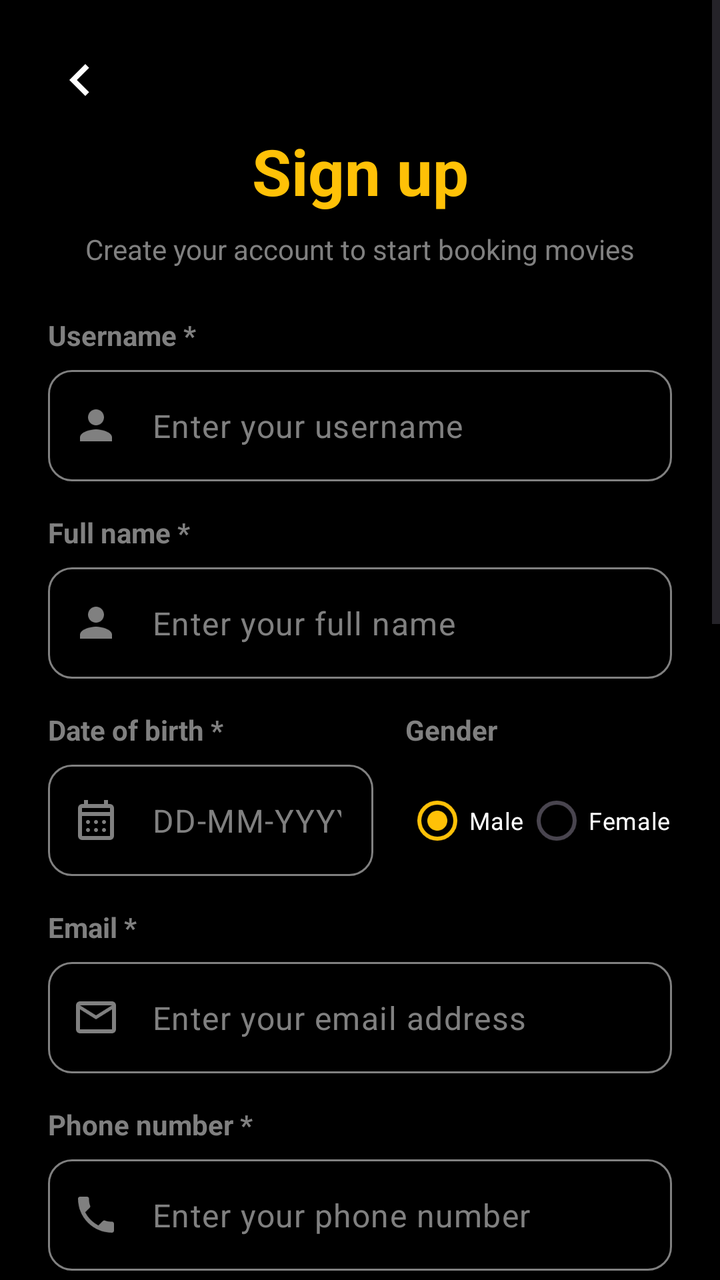
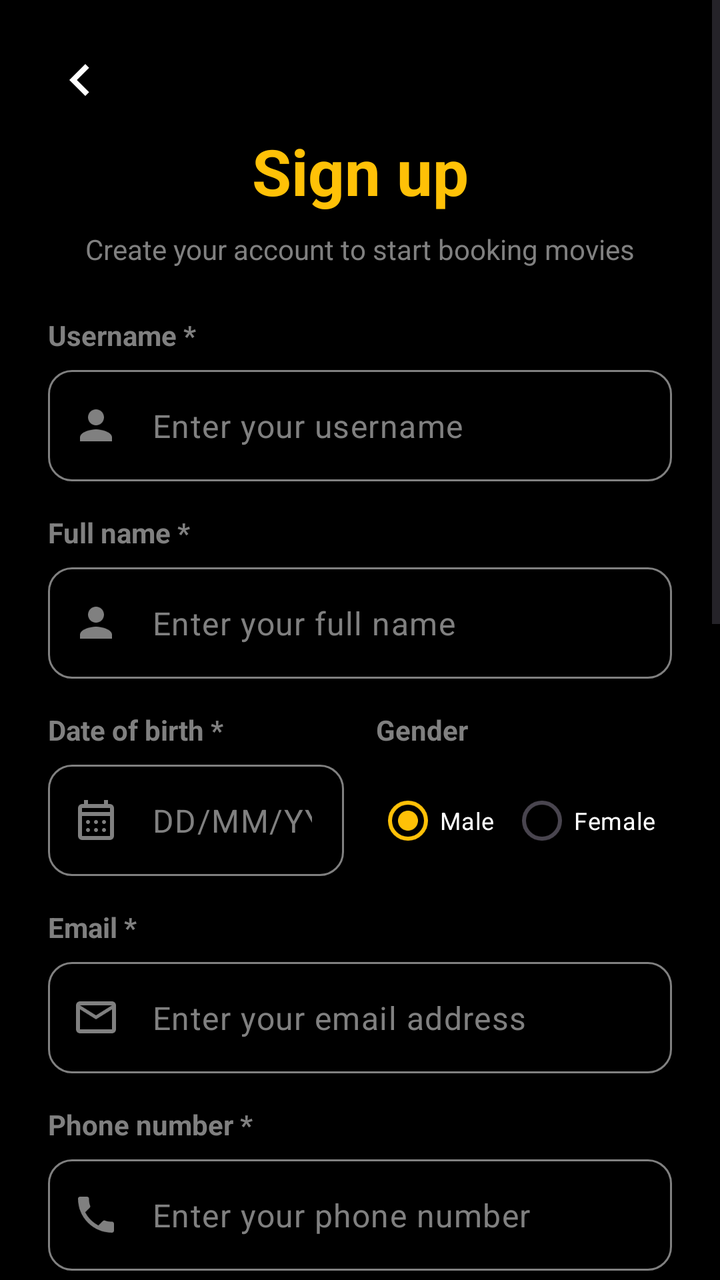

Before-and-after screenshots of an Android layout around one commit, followed by the original layout XML and the change that was made.
<!-- AndroidManifest.xml: activity theme Theme.Moviebookingapp -->
<!-- res/layout/activity_register.xml -->
<?xml version="1.0" encoding="utf-8"?>
<FrameLayout xmlns:android="http://schemas.android.com/apk/res/android"
    xmlns:app="http://schemas.android.com/apk/res-auto"
    xmlns:tools="http://schemas.android.com/tools"
    android:layout_width="match_parent"
    android:layout_height="match_parent"
    tools:context=".view.activity.RegisterActivity">

    <ScrollView
        android:layout_width="match_parent"
        android:layout_height="match_parent"
        android:background="#000000"
        android:fillViewport="true">


        <androidx.constraintlayout.widget.ConstraintLayout
            android:layout_width="match_parent"
            android:layout_height="wrap_content"
            android:padding="24dp">

            
            <ImageView
                android:id="@+id/ivBack"
                android:layout_width="32dp"
                android:layout_height="32dp"
                android:src="@drawable/ic_chevron_right"
                android:rotation="180"
                app:tint="#FFFFFF"
                android:background="?attr/selectableItemBackgroundBorderless"
                android:clickable="true"
                android:focusable="true"
                app:layout_constraintTop_toTopOf="parent"
                app:layout_constraintStart_toStartOf="parent" />

            
            <TextView
                android:id="@+id/tvRegisterTitle"
                android:layout_width="wrap_content"
                android:layout_height="wrap_content"
                android:text="@string/sign_up"
                android:textColor="#FFC107"
                android:textSize="32sp"
                android:textStyle="bold"
                android:layout_marginTop="8dp"
                app:layout_constraintTop_toBottomOf="@id/ivBack"
                app:layout_constraintStart_toStartOf="parent"
                app:layout_constraintEnd_toEndOf="parent" />

            <TextView
                android:id="@+id/tvRegisterSubtitle"
                android:layout_width="wrap_content"
                android:layout_height="wrap_content"
                android:text="@string/register_subtitle"
                android:textColor="#808080"
                android:textSize="14sp"
                android:layout_marginTop="8dp"
                app:layout_constraintTop_toBottomOf="@id/tvRegisterTitle"
                app:layout_constraintStart_toStartOf="parent"
                app:layout_constraintEnd_toEndOf="parent" />

            
            <TextView
                android:id="@+id/tvUsernameRegLabel"
                android:layout_width="wrap_content"
                android:layout_height="wrap_content"
                android:text="@string/username_reg_label"
                android:textColor="#808080"
                android:textStyle="bold"
                android:layout_marginTop="24dp"
                app:layout_constraintTop_toBottomOf="@id/tvRegisterSubtitle"
                app:layout_constraintStart_toStartOf="parent" />

            <com.google.android.material.textfield.TextInputLayout
                android:id="@+id/tilUsernameReg"
                style="@style/Widget.Material3.TextInputLayout.OutlinedBox"
                android:layout_width="0dp"
                android:layout_height="wrap_content"
                android:layout_marginTop="8dp"
                app:boxStrokeColor="@color/text_input_stroke"
                app:boxStrokeWidth="1dp"
                app:boxStrokeWidthFocused="2dp"
                app:boxCornerRadiusTopStart="12dp"
                app:boxCornerRadiusTopEnd="12dp"
                app:boxCornerRadiusBottomStart="12dp"
                app:boxCornerRadiusBottomEnd="12dp"
                app:boxBackgroundMode="outline"
                app:hintEnabled="false"
                app:startIconDrawable="@drawable/ic_profile"
                app:startIconTint="#808080"
                app:layout_constraintTop_toBottomOf="@id/tvUsernameRegLabel"
                app:layout_constraintStart_toStartOf="parent"
                app:layout_constraintEnd_toEndOf="parent">

                <com.google.android.material.textfield.TextInputEditText
                    android:id="@+id/edtUsername"
                    android:layout_width="match_parent"
                    android:layout_height="wrap_content"
                    android:hint="@string/username_reg_hint"
                    android:textColorHint="#808080"
                    android:textColor="#FFFFFF"
                    android:inputType="textPersonName" />
            </com.google.android.material.textfield.TextInputLayout>

            
            <TextView
                android:id="@+id/tvFullNameLabel"
                android:layout_width="wrap_content"
                android:layout_height="wrap_content"
                android:text="@string/full_name_label"
                android:textColor="#808080"
                android:textStyle="bold"
                android:layout_marginTop="16dp"
                app:layout_constraintTop_toBottomOf="@id/tilUsernameReg"
                app:layout_constraintStart_toStartOf="parent" />

            <com.google.android.material.textfield.TextInputLayout
                android:id="@+id/tilFullName"
                style="@style/Widget.Material3.TextInputLayout.OutlinedBox"
                android:layout_width="0dp"
                android:layout_height="wrap_content"
                android:layout_marginTop="8dp"
                app:boxStrokeColor="@color/text_input_stroke"
                app:boxStrokeWidth="1dp"
                app:boxStrokeWidthFocused="2dp"
                app:boxCornerRadiusTopStart="12dp"
                app:boxCornerRadiusTopEnd="12dp"
                app:boxCornerRadiusBottomStart="12dp"
                app:boxCornerRadiusBottomEnd="12dp"
                app:boxBackgroundMode="outline"
                app:hintEnabled="false"
                app:startIconDrawable="@drawable/ic_profile"
                app:startIconTint="#808080"
                app:layout_constraintTop_toBottomOf="@id/tvFullNameLabel"
                app:layout_constraintStart_toStartOf="parent"
                app:layout_constraintEnd_toEndOf="parent">

                <com.google.android.material.textfield.TextInputEditText
                    android:id="@+id/edtFullName"
                    android:layout_width="match_parent"
                    android:layout_height="wrap_content"
                    android:hint="@string/full_name_hint"
                    android:textColorHint="#808080"
                    android:textColor="#FFFFFF"
                    android:inputType="textPersonName" />
            </com.google.android.material.textfield.TextInputLayout>

            
            <androidx.constraintlayout.widget.ConstraintLayout
                android:id="@+id/clDobGender"
                android:layout_width="0dp"
                android:layout_height="wrap_content"
                android:layout_marginTop="16dp"
                app:layout_constraintTop_toBottomOf="@id/tilFullName"
                app:layout_constraintStart_toStartOf="parent"
                app:layout_constraintEnd_toEndOf="parent">

                <TextView
                    android:id="@+id/tvDobLabel"
                    android:layout_width="wrap_content"
                    android:layout_height="wrap_content"
                    android:text="@string/dob_label"
                    android:textColor="#808080"
                    android:textStyle="bold"
                    app:layout_constraintTop_toTopOf="parent"
                    app:layout_constraintStart_toStartOf="parent" />

                <com.google.android.material.textfield.TextInputLayout
                    android:id="@+id/tilDob"
                    style="@style/Widget.Material3.TextInputLayout.OutlinedBox"
                    android:layout_width="0dp"
                    android:layout_height="wrap_content"
                    android:layout_marginTop="8dp"
                    android:layout_marginEnd="8dp"
                    app:boxStrokeColor="@color/text_input_stroke"
                    app:boxStrokeWidth="1dp"
                    app:boxStrokeWidthFocused="2dp"
                    app:boxCornerRadiusTopStart="12dp"
                    app:boxCornerRadiusTopEnd="12dp"
                    app:boxCornerRadiusBottomStart="12dp"
                    app:boxCornerRadiusBottomEnd="12dp"
                    app:boxBackgroundMode="outline"
                    app:hintEnabled="false"
                    app:startIconDrawable="@drawable/ic_calendar_month_24"
                    app:startIconTint="#808080"
                    app:layout_constraintTop_toBottomOf="@id/tvDobLabel"
                    app:layout_constraintStart_toStartOf="parent"
                    app:layout_constraintEnd_toStartOf="@id/rgGender"
                    app:layout_constraintHorizontal_weight="1.1">

                    <com.google.android.material.textfield.TextInputEditText
                        android:id="@+id/edtDob"
                        android:layout_width="match_parent"
                        android:layout_height="wrap_content"
                        android:hint="DD-MM-YYYY"
                        android:textColorHint="#808080"
                        android:textColor="#FFFFFF"
                        android:clickable="true"
                        android:focusable="true"
                        android:focusableInTouchMode="true"
                        android:cursorVisible="true"
                        android:inputType="text"
                        android:ellipsize="end"
                        android:singleLine="true" />
                </com.google.android.material.textfield.TextInputLayout>

                <TextView
                    android:id="@+id/tvGenderLabel"
                    android:layout_width="wrap_content"
                    android:layout_height="wrap_content"
                    android:text="@string/gender_label"
                    android:textColor="#808080"
                    android:textStyle="bold"
                    app:layout_constraintTop_toTopOf="parent"
                    app:layout_constraintStart_toStartOf="@id/rgGender" />

                <RadioGroup
                    android:id="@+id/rgGender"
                    android:layout_width="0dp"
                    android:layout_height="wrap_content"
                    android:orientation="horizontal"
                    android:layout_marginStart="8dp"
                    app:layout_constraintTop_toTopOf="@id/tilDob"
                    app:layout_constraintBottom_toBottomOf="@id/tilDob"
                    app:layout_constraintStart_toEndOf="@id/tilDob"
                    app:layout_constraintEnd_toEndOf="parent"
                    app:layout_constraintHorizontal_weight="0.9">

                    <RadioButton
                        android:id="@+id/rbMale"
                        android:layout_width="wrap_content"
                        android:layout_height="wrap_content"
                        android:layout_weight="1"
                        android:buttonTint="#FFC107"
                        android:checked="true"
                        android:text="@string/male"
                        android:textColor="#FFFFFF"
                        android:textSize="12sp" />

                    <RadioButton
                        android:id="@+id/rbFemale"
                        android:layout_width="wrap_content"
                        android:layout_height="wrap_content"
                        android:layout_weight="1"
                        android:text="@string/female"
                        android:textSize="12sp"
                        android:textColor="#FFFFFF"
                        android:buttonTint="#FFC107" />
                </RadioGroup>
            </androidx.constraintlayout.widget.ConstraintLayout>

            
            <TextView
                android:id="@+id/tvEmailLabel"
                android:layout_width="wrap_content"
                android:layout_height="wrap_content"
                android:text="@string/email_label"
                android:textColor="#808080"
                android:textStyle="bold"
                android:layout_marginTop="16dp"
                app:layout_constraintTop_toBottomOf="@id/clDobGender"
                app:layout_constraintStart_toStartOf="parent" />

            <com.google.android.material.textfield.TextInputLayout
                android:id="@+id/tilEmail"
                style="@style/Widget.Material3.TextInputLayout.OutlinedBox"
                android:layout_width="0dp"
                android:layout_height="wrap_content"
                android:layout_marginTop="8dp"
                app:boxStrokeColor="@color/text_input_stroke"
                app:boxStrokeWidth="1dp"
                app:boxStrokeWidthFocused="2dp"
                app:boxCornerRadiusTopStart="12dp"
                app:boxCornerRadiusTopEnd="12dp"
                app:boxCornerRadiusBottomStart="12dp"
                app:boxCornerRadiusBottomEnd="12dp"
                app:boxBackgroundMode="outline"
                app:hintEnabled="false"
                app:startIconDrawable="@drawable/ic_email"
                app:startIconTint="#808080"
                app:layout_constraintTop_toBottomOf="@id/tvEmailLabel"
                app:layout_constraintStart_toStartOf="parent"
                app:layout_constraintEnd_toEndOf="parent">

                <com.google.android.material.textfield.TextInputEditText
                    android:id="@+id/edtEmail"
                    android:layout_width="match_parent"
                    android:layout_height="wrap_content"
                    android:hint="@string/email_hint"
                    android:textColorHint="#808080"
                    android:textColor="#FFFFFF"
                    android:inputType="textEmailAddress" />
            </com.google.android.material.textfield.TextInputLayout>

            
            <TextView
                android:id="@+id/tvPhoneLabel"
                android:layout_width="wrap_content"
                android:layout_height="wrap_content"
                android:text="@string/phone_label"
                android:textColor="#808080"
                android:textStyle="bold"
                android:layout_marginTop="16dp"
                app:layout_constraintTop_toBottomOf="@id/tilEmail"
                app:layout_constraintStart_toStartOf="parent" />

            <com.google.android.material.textfield.TextInputLayout
                android:id="@+id/tilPhone"
                style="@style/Widget.Material3.TextInputLayout.OutlinedBox"
                android:layout_width="0dp"
                android:layout_height="wrap_content"
                android:layout_marginTop="8dp"
                app:boxStrokeColor="@color/text_input_stroke"
                app:boxStrokeWidth="1dp"
                app:boxStrokeWidthFocused="2dp"
                app:boxCornerRadiusTopStart="12dp"
                app:boxCornerRadiusTopEnd="12dp"
                app:boxCornerRadiusBottomStart="12dp"
                app:boxCornerRadiusBottomEnd="12dp"
                app:boxBackgroundMode="outline"
                app:hintEnabled="false"
                app:startIconDrawable="@drawable/ic_phone"
                app:startIconTint="#808080"
                app:layout_constraintTop_toBottomOf="@id/tvPhoneLabel"
                app:layout_constraintStart_toStartOf="parent"
                app:layout_constraintEnd_toEndOf="parent">

                <com.google.android.material.textfield.TextInputEditText
                    android:id="@+id/edtPhone"
                    android:layout_width="match_parent"
                    android:layout_height="wrap_content"
                    android:hint="@string/phone_hint"
                    android:textColorHint="#808080"
                    android:textColor="#FFFFFF"
                    android:inputType="phone" />
            </com.google.android.material.textfield.TextInputLayout>

            
            <TextView
                android:id="@+id/tvIdCardLabel"
                android:layout_width="wrap_content"
                android:layout_height="wrap_content"
                android:text="@string/id_card_label"
                android:textColor="#808080"
                android:textStyle="bold"
                android:layout_marginTop="16dp"
                app:layout_constraintTop_toBottomOf="@id/tilPhone"
                app:layout_constraintStart_toStartOf="parent" />

            <com.google.android.material.textfield.TextInputLayout
                android:id="@+id/tilIdCard"
                style="@style/Widget.Material3.TextInputLayout.OutlinedBox"
                android:layout_width="0dp"
                android:layout_height="wrap_content"
                android:layout_marginTop="8dp"
                app:boxStrokeColor="@color/text_input_stroke"
                app:boxStrokeWidth="1dp"
                app:boxStrokeWidthFocused="2dp"
                app:boxCornerRadiusTopStart="12dp"
                app:boxCornerRadiusTopEnd="12dp"
                app:boxCornerRadiusBottomStart="12dp"
                app:boxCornerRadiusBottomEnd="12dp"
                app:boxBackgroundMode="outline"
                app:hintEnabled="false"
                app:startIconDrawable="@android:drawable/ic_menu_agenda"
                app:startIconTint="#808080"
                app:layout_constraintTop_toBottomOf="@id/tvIdCardLabel"
                app:layout_constraintStart_toStartOf="parent"
                app:layout_constraintEnd_toEndOf="parent">

                <com.google.android.material.textfield.TextInputEditText
                    android:id="@+id/edtIdCard"
                    android:layout_width="match_parent"
                    android:layout_height="wrap_content"
                    android:hint="@string/id_card_hint"
                    android:textColorHint="#808080"
                    android:textColor="#FFFFFF"
                    android:inputType="number" />
            </com.google.android.material.textfield.TextInputLayout>

            
            <TextView
                android:id="@+id/tvPasswordLabel"
                android:layout_width="wrap_content"
                android:layout_height="wrap_content"
                android:text="@string/password_label_required"
                android:textColor="#808080"
                android:textStyle="bold"
                android:layout_marginTop="16dp"
                app:layout_constraintTop_toBottomOf="@id/tilIdCard"
                app:layout_constraintStart_toStartOf="parent" />

            <com.google.android.material.textfield.TextInputLayout
                android:id="@+id/tilPassword"
                style="@style/Widget.Material3.TextInputLayout.OutlinedBox"
                android:layout_width="0dp"
                android:layout_height="wrap_content"
                android:layout_marginTop="8dp"
                app:boxStrokeColor="@color/text_input_stroke"
                app:boxStrokeWidth="1dp"
                app:boxStrokeWidthFocused="2dp"
                app:boxCornerRadiusTopStart="12dp"
                app:boxCornerRadiusTopEnd="12dp"
                app:boxCornerRadiusBottomStart="12dp"
                app:boxCornerRadiusBottomEnd="12dp"
                app:boxBackgroundMode="outline"
                app:hintEnabled="false"
                app:endIconMode="password_toggle"
                app:endIconTint="#808080"
                app:startIconDrawable="@android:drawable/ic_lock_idle_lock"
                app:startIconTint="#808080"
                app:layout_constraintTop_toBottomOf="@id/tvPasswordLabel"
                app:layout_constraintStart_toStartOf="parent"
                app:layout_constraintEnd_toEndOf="parent">

                <com.google.android.material.textfield.TextInputEditText
                    android:id="@+id/edtPassword"
                    android:layout_width="match_parent"
                    android:layout_height="wrap_content"
                    android:hint="@string/password_hint"
                    android:textColorHint="#808080"
                    android:textColor="#FFFFFF"
                    android:inputType="textPassword" />
            </com.google.android.material.textfield.TextInputLayout>

            
            <TextView
                android:id="@+id/tvConfirmPasswordLabel"
                android:layout_width="wrap_content"
                android:layout_height="wrap_content"
                android:text="@string/confirm_password_label"
                android:textColor="#808080"
                android:textStyle="bold"
                android:layout_marginTop="16dp"
                app:layout_constraintTop_toBottomOf="@id/tilPassword"
                app:layout_constraintStart_toStartOf="parent" />

            <com.google.android.material.textfield.TextInputLayout
                android:id="@+id/tilConfirmPassword"
                style="@style/Widget.Material3.TextInputLayout.OutlinedBox"
                android:layout_width="0dp"
                android:layout_height="wrap_content"
                android:layout_marginTop="8dp"
                app:boxStrokeColor="@color/text_input_stroke"
                app:boxStrokeWidth="1dp"
                app:boxStrokeWidthFocused="2dp"
                app:boxCornerRadiusTopStart="12dp"
                app:boxCornerRadiusTopEnd="12dp"
                app:boxCornerRadiusBottomStart="12dp"
                app:boxCornerRadiusBottomEnd="12dp"
                app:boxBackgroundMode="outline"
                app:hintEnabled="false"
                app:endIconMode="password_toggle"
                app:endIconTint="#808080"
                app:startIconDrawable="@android:drawable/ic_lock_idle_lock"
                app:startIconTint="#808080"
                app:layout_constraintTop_toBottomOf="@id/tvConfirmPasswordLabel"
                app:layout_constraintStart_toStartOf="parent"
                app:layout_constraintEnd_toEndOf="parent">

                <com.google.android.material.textfield.TextInputEditText
                    android:id="@+id/edtConfirmPassword"
                    android:layout_width="match_parent"
                    android:layout_height="wrap_content"
                    android:hint="@string/confirm_password_hint"
                    android:textColorHint="#808080"
                    android:textColor="#FFFFFF"
                    android:inputType="textPassword" />
            </com.google.android.material.textfield.TextInputLayout>

            
            <TextView
                android:id="@+id/tvAddressLabel"
                android:layout_width="wrap_content"
                android:layout_height="wrap_content"
                android:text="@string/address_label"
                android:textColor="#808080"
                android:textStyle="bold"
                android:layout_marginTop="16dp"
                app:layout_constraintTop_toBottomOf="@id/tilConfirmPassword"
                app:layout_constraintStart_toStartOf="parent" />

            <com.google.android.material.textfield.TextInputLayout
                android:id="@+id/tilAddress"
                style="@style/Widget.Material3.TextInputLayout.OutlinedBox"
                android:layout_width="0dp"
                android:layout_height="wrap_content"
                android:layout_marginTop="8dp"
                app:boxStrokeColor="@color/text_input_stroke"
                app:boxStrokeWidth="1dp"
                app:boxStrokeWidthFocused="2dp"
                app:boxCornerRadiusTopStart="12dp"
                app:boxCornerRadiusTopEnd="12dp"
                app:boxCornerRadiusBottomStart="12dp"
                app:boxCornerRadiusBottomEnd="12dp"
                app:boxBackgroundMode="outline"
                app:hintEnabled="false"
                app:startIconDrawable="@drawable/ic_home"
                app:startIconTint="#808080"
                app:layout_constraintTop_toBottomOf="@id/tvAddressLabel"
                app:layout_constraintStart_toStartOf="parent"
                app:layout_constraintEnd_toEndOf="parent">

                <com.google.android.material.textfield.TextInputEditText
                    android:id="@+id/edtAddress"
                    android:layout_width="match_parent"
                    android:layout_height="wrap_content"
                    android:hint="@string/address_hint"
                    android:textColorHint="#808080"
                    android:textColor="#FFFFFF"
                    android:inputType="textPostalAddress" />
            </com.google.android.material.textfield.TextInputLayout>

            
            <com.google.android.material.button.MaterialButton
                android:id="@+id/btnRegister"
                android:layout_width="0dp"
                android:layout_height="60dp"
                android:text="@string/register"
                android:textColor="#000000"
                android:textSize="18sp"
                android:textStyle="bold"
                android:layout_marginTop="32dp"
                app:backgroundTint="#FFC107"
                app:cornerRadius="30dp"
                app:layout_constraintTop_toBottomOf="@id/tilAddress"
                app:layout_constraintStart_toStartOf="parent"
                app:layout_constraintEnd_toEndOf="parent" />

            
            <LinearLayout
                android:id="@+id/llOrContinue"
                android:layout_width="0dp"
                android:layout_height="wrap_content"
                android:orientation="horizontal"
                android:gravity="center_vertical"
                android:layout_marginTop="32dp"
                app:layout_constraintTop_toBottomOf="@id/btnRegister"
                app:layout_constraintStart_toStartOf="parent"
                app:layout_constraintEnd_toEndOf="parent">

                <View
                    android:layout_width="0dp"
                    android:layout_height="1dp"
                    android:layout_weight="1"
                    android:background="#333333" />

                <TextView
                    android:layout_width="wrap_content"
                    android:layout_height="wrap_content"
                    android:text="@string/or_sign_up_with"
                    android:textColor="#FFFFFF"
                    android:layout_marginHorizontal="16dp"
                    android:textStyle="bold" />

                <View
                    android:layout_width="0dp"
                    android:layout_height="1dp"
                    android:layout_weight="1"
                    android:background="#333333" />
            </LinearLayout>

            
            <com.google.android.material.button.MaterialButton
                android:id="@+id/btnGoogleRegister"
                android:layout_width="0dp"
                android:layout_height="60dp"
                android:text="@string/google"
                android:textColor="#FFFFFF"
                android:textSize="18sp"
                android:textStyle="bold"
                android:layout_marginTop="24dp"
                android:layout_marginBottom="32dp"
                app:backgroundTint="#1A1A1A"
                app:cornerRadius="30dp"
                app:icon="@drawable/ic_google"
                app:iconGravity="textStart"
                app:iconTint="@null"
                app:layout_constraintTop_toBottomOf="@id/llOrContinue"
                app:layout_constraintStart_toStartOf="parent"
                app:layout_constraintEnd_toEndOf="parent"
                app:layout_constraintBottom_toBottomOf="parent" />

        </androidx.constraintlayout.widget.ConstraintLayout>
    </ScrollView>

    
    <androidx.cardview.widget.CardView
        android:id="@+id/cvNotification"
        android:layout_width="match_parent"
        android:layout_height="wrap_content"
        android:layout_margin="16dp"
        android:layout_gravity="top"
        android:visibility="gone"
        app:cardCornerRadius="8dp"
        app:cardElevation="8dp">

        <LinearLayout
            android:id="@+id/llNotificationBg"
            android:layout_width="match_parent"
            android:layout_height="wrap_content"
            android:orientation="horizontal"
            android:padding="16dp"
            android:gravity="center_vertical">

            <ImageView
                android:id="@+id/ivNotificationIcon"
                android:layout_width="24dp"
                android:layout_height="24dp"
                android:src="@android:drawable/ic_dialog_info"
                app:tint="#FFFFFF" />

            <TextView
                android:id="@+id/tvNotificationMessage"
                android:layout_width="0dp"
                android:layout_height="wrap_content"
                android:layout_weight="1"
                android:layout_marginStart="16dp"
                android:textColor="#FFFFFF"
                android:textSize="14sp"
                android:textStyle="bold" />
        </LinearLayout>
    </androidx.cardview.widget.CardView>
</FrameLayout>
<!-- resources referenced by this layout -->
<resources>
  <!-- drawable ic_chevron_right (drawable) -->
  <vector xmlns:android="http://schemas.android.com/apk/res/android"
      android:width="24dp"
      android:height="24dp"
      android:viewportWidth="24.0"
      android:viewportHeight="24.0">
      
      <path
          android:fillColor="#FFFFFFFF"
          android:pathData="M10,6L8.59,7.41 13.17,12l-4.58,4.59L10,18l6,-6z"/>
  </vector>
  <!-- drawable ic_email (drawable) -->
  <vector xmlns:android="http://schemas.android.com/apk/res/android"
      android:width="24dp"
      android:height="24dp"
      android:viewportWidth="24.0"
      android:viewportHeight="24.0">
      
      <path
          android:fillColor="#FFFFFFFF"
          android:pathData="M22,6c0,-1.1 -0.9,-2 -2,-2H4c-1.1,0 -2,0.9 -2,2v12c0,1.1 0.9,2 2,2h16c1.1,0 2,-0.9 2,-2V6zm-2,0l-8,5 -8,-5h16zm0,12H4V8l8,5 8,-5v10z"/>
  </vector>
  <!-- drawable ic_home (drawable) -->
  <vector xmlns:android="http://schemas.android.com/apk/res/android"
      android:width="24dp"
      android:height="24dp"
      android:viewportWidth="24.0"
      android:viewportHeight="24.0">
      
      <path
          android:fillColor="#FFFFFFFF"
          android:pathData="M12,5.69l5,4.5V18h-2v-6H9v6H7v-7.81l5,-4.5M12,3L2,12h3v8h6v-6h2v6h6v-8h3L12,3z"/>
  </vector>
  <!-- drawable ic_profile (drawable) -->
  <vector xmlns:android="http://schemas.android.com/apk/res/android"
      android:width="24dp"
      android:height="24dp"
      android:viewportWidth="24.0"
      android:viewportHeight="24.0">
      
      <path
          android:fillColor="#FFFFFFFF"
          android:pathData="M12,12c2.21,0 4,-1.79 4,-4s-1.79,-4 -4,-4 -4,1.79 -4,4 1.79,4 4,4zm0,2c-2.67,0 -8,1.34 -8,4v2h16v-2c0,-2.66 -5.33,-4 -8,-4z"/>
  </vector>
  <string name="address_hint">Enter your address</string>
  <string name="address_label">Address *</string>
  <string name="confirm_password_hint">Confirm your password</string>
  <string name="confirm_password_label">Confirm password *</string>
  <string name="dob_label">Date of birth *</string>
  <string name="email_hint">Enter your email address</string>
  <string name="email_label">Email *</string>
  <string name="female">Female</string>
  <string name="full_name_hint">Enter your full name</string>
  <string name="full_name_label">Full name *</string>
  <string name="gender_label">Gender</string>
  <string name="google">Google</string>
  <string name="id_card_hint">Enter your Identity card number</string>
  <string name="id_card_label">Identity card number *</string>
  <string name="male">Male</string>
  <string name="or_sign_up_with">Or sign up with</string>
  <string name="password_hint">Enter your password</string>
  <string name="password_label_required">Password *</string>
  <string name="phone_hint">Enter your phone number</string>
  <string name="phone_label">Phone number *</string>
  <string name="register">Register</string>
  <string name="register_subtitle">Create your account to start booking movies</string>
  <string name="sign_up">Sign up</string>
  <string name="username_reg_hint">Enter your username</string>
  <string name="username_reg_label">Username *</string>
  <style name="Theme.Moviebookingapp" parent="Base.Theme.Moviebookingapp" />
  <style name="Base.Theme.Moviebookingapp" parent="Theme.Material3.DayNight.NoActionBar">
          <item name="colorPrimary">@color/yellow</item>
          <item name="android:windowBackground">@color/background_black</item>
          <item name="android:statusBarColor">@color/background_black</item>
      </style>
  <color name="yellow">#FFC107</color>
  <color name="background_black">#FF000000</color>
  <!-- unchanged entries left out for length: 3 -->
</resources>

<!-- the commit's change to res/layout/activity_register.xml (unified diff, before → after) -->
@@ -185,20 +185,18 @@
                     app:layout_constraintTop_toBottomOf="@id/tvDobLabel"
                     app:layout_constraintStart_toStartOf="parent"
                     app:layout_constraintEnd_toStartOf="@id/rgGender"
-                    app:layout_constraintHorizontal_weight="1.1">
+                    app:layout_constraintHorizontal_weight="1">
 
                     <com.google.android.material.textfield.TextInputEditText
                         android:id="@+id/edtDob"
                         android:layout_width="match_parent"
                         android:layout_height="wrap_content"
-                        android:hint="DD-MM-YYYY"
+                        android:hint="@string/dob_hint"
                         android:textColorHint="#808080"
                         android:textColor="#FFFFFF"
+                        android:focusable="true"
                         android:clickable="true"
-                        android:focusable="true"
-                        android:focusableInTouchMode="true"
-                        android:cursorVisible="true"
-                        android:inputType="text"
+                        android:inputType="date"
                         android:ellipsize="end"
                         android:singleLine="true" />
                 </com.google.android.material.textfield.TextInputLayout>
@@ -223,7 +221,7 @@
                     app:layout_constraintBottom_toBottomOf="@id/tilDob"
                     app:layout_constraintStart_toEndOf="@id/tilDob"
                     app:layout_constraintEnd_toEndOf="parent"
-                    app:layout_constraintHorizontal_weight="0.9">
+                    app:layout_constraintHorizontal_weight="1">
 
                     <RadioButton
                         android:id="@+id/rbMale"
<!-- resource entries referenced after the edit -->
@@ -48,6 +48,7 @@
   <string name="address_label">Address *</string>
   <string name="confirm_password_hint">Confirm your password</string>
   <string name="confirm_password_label">Confirm password *</string>
+  <string name="dob_hint">DD/MM/YYYY</string>
   <string name="dob_label">Date of birth *</string>
   <string name="email_hint">Enter your email address</string>
   <string name="email_label">Email *</string>
